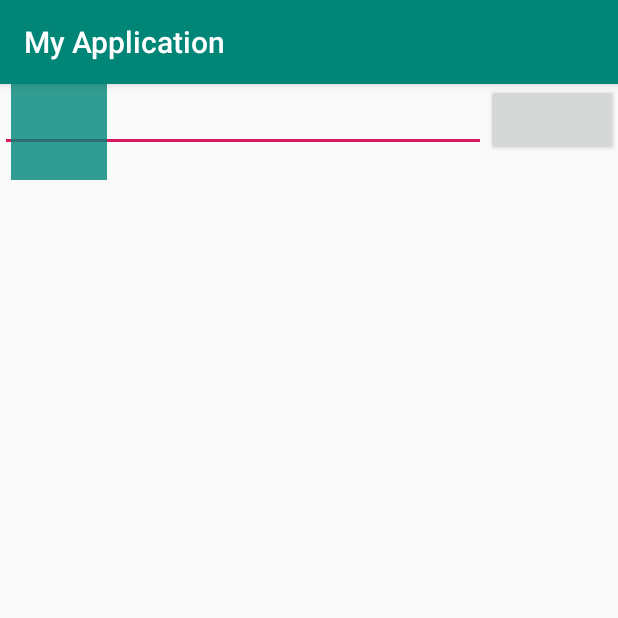
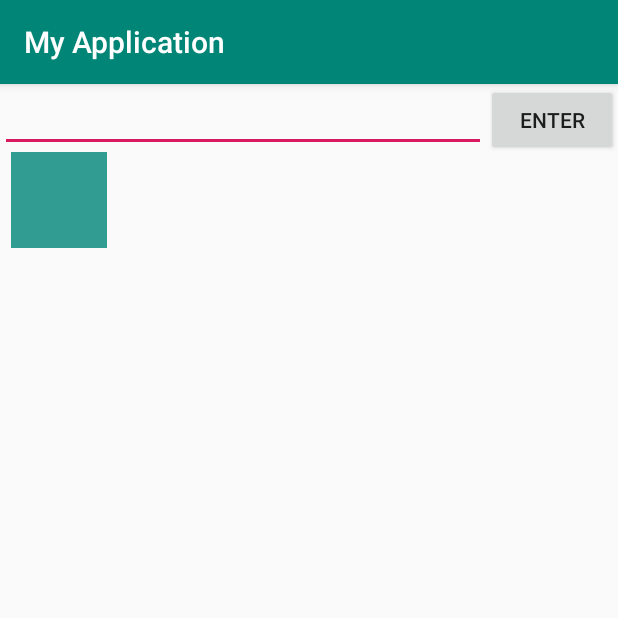
Before and after one commit to hswoo8/DevApplication, an Android app: the fragment MotionFeatureFragment placed in its activity, on a phone screen of 412 x 824 dp, the top half of it. Run offline under Robolectric (Android 15) with nearby library versions, the phone set to English and light mode, and no system bars; our stand-ins replace ButterKnife.

Commit message:
예제 추가

```diff
--- a/app/src/main/java/com/example/myapplication/feature/motion/MotionFeatureFragment.kt
+++ b/app/src/main/java/com/example/myapplication/feature/motion/MotionFeatureFragment.kt
@@ -1,5 +1,6 @@
 package com.example.myapplication.feature.motion
 
+import android.graphics.Color
 import android.os.Bundle
 import android.view.LayoutInflater
 import android.view.View
--- a/app/src/main/res/layout/activity_motion.xml
+++ b/app/src/main/res/layout/activity_motion.xml
@@ -15,6 +15,7 @@
 
     <Button
             android:id="@+id/enter"
+            android:text="enter"
             app:layout_constraintTop_toTopOf="parent"
             app:layout_constraintRight_toRightOf="parent"
             android:layout_width="wrap_content"
@@ -23,8 +24,9 @@
     <FrameLayout
             android:id="@+id/fragment_container"
             android:layout_width="match_parent"
-            android:layout_height="match_parent"
+            android:layout_height="0dp"
             app:layout_constraintTop_toBottomOf="@id/chapter_input"
+            app:layout_constraintBottom_toBottomOf="parent"
             />
 
 </androidx.constraintlayout.widget.ConstraintLayout>
--- a/app/src/main/res/layout/motion_01_basic.xml
+++ b/app/src/main/res/layout/motion_01_basic.xml
@@ -17,17 +17,13 @@
         xmlns:tools="http://schemas.android.com/tools"
         android:id="@+id/motionLayout"
         android:layout_width="match_parent"
-        android:layout_height="match_parent"
+        android:layout_height="wrap_content"
         app:layoutDescription="@xml/scene_01"
         tools:showPaths="true">
 
     <View
-            android:id="@id/button"
-            android:layout_width="64dp"
-            android:layout_height="64dp"
-            android:background="@color/colorAccent"
-            android:text="Button"
-            tools:layout_editor_absoluteX="127dp"
-            tools:layout_editor_absoluteY="230dp"/>
+            android:id="@+id/button"
+            android:layout_width="1dp"
+            android:layout_height="1dp"/>
 
 </androidx.constraintlayout.motion.widget.MotionLayout>
--- a/app/src/main/res/layout/motion_23_parallax.xml
+++ b/app/src/main/res/layout/motion_23_parallax.xml
@@ -2,7 +2,6 @@
 <com.example.myapplication.feature.motion.utils.ViewpagerHeader
         xmlns:android="http://schemas.android.com/apk/res/android"
         xmlns:app="http://schemas.android.com/apk/res-auto"
-        android:id="@+id/motionLayout"
         app:layoutDescription="@xml/scene_23"
         android:layout_width="match_parent"
         app:progress="0"
--- a/app/src/main/res/layout/motion_23_viewpager.xml
+++ b/app/src/main/res/layout/motion_23_viewpager.xml
@@ -5,14 +5,15 @@
         android:layout_width="match_parent"
         android:layout_height="match_parent">
 
-    <include layout="@layout/motion_23_parallax"/>
+    <include
+            layout="@layout/motion_23_parallax"
+            android:id="@+id/motionLayout"/>
 
     <com.google.android.material.tabs.TabLayout
             android:id="@+id/tabs"
             android:layout_width="match_parent"
             android:layout_height="wrap_content"
             app:layout_constraintTop_toBottomOf="@id/motionLayout">
-
     </com.google.android.material.tabs.TabLayout>
 
     <androidx.viewpager.widget.ViewPager
--- a/app/src/main/res/values/colors.xml
+++ b/app/src/main/res/values/colors.xml
@@ -12,5 +12,6 @@
     <color name="azure">#49A9DF</color>
     <color name="cerulean_blue">#137AE2</color>
     <color name="brown">#643A07</color>
+    <color name="white">#ffffffff</color>
 
 </resources>
--- a/app/src/main/res/xml/scene_01.xml
+++ b/app/src/main/res/xml/scene_01.xml
@@ -4,18 +4,17 @@
         xmlns:android="http://schemas.android.com/apk/res/android">
 
     <Transition
-            motion:constraintSetStart="@id/start"
-            motion:constraintSetEnd="@id/end"
+            motion:constraintSetStart="@id/start_constraint_set01"
+            motion:constraintSetEnd="@id/end_constraint_set01"
             motion:duration="1000">
         <OnSwipe
                 motion:touchAnchorId="@id/button"
                 motion:touchAnchorSide="right"
                 motion:dragDirection="dragRight"/>
-
     </Transition>
 
 
-    <ConstraintSet android:id="@+id/start">
+    <ConstraintSet android:id="@+id/start_constraint_set01">
         <Constraint
                 android:id="@id/button"
                 android:layout_width="64dp"
@@ -25,11 +24,15 @@
                 android:rotation="0"
                 motion:layout_constraintLeft_toLeftOf="parent"
                 motion:layout_constraintTop_toTopOf="parent">
-            <CustomAttribute motion:customColorValue="@color/colorPrimary" motion:attributeName="BackgroundColor"/>
+
+            <CustomAttribute
+                    motion:attributeName="BackgroundColor"
+                    motion:customColorValue="@color/colorPrimary"/>
+
         </Constraint>
     </ConstraintSet>
 
-    <ConstraintSet android:id="@+id/end">
+    <ConstraintSet android:id="@+id/end_constraint_set01">
         <Constraint
                 android:id="@id/button"
                 android:layout_width="64dp"
@@ -40,7 +43,9 @@
                 motion:layout_constraintBottom_toBottomOf="parent"
                 motion:layout_constraintRight_toRightOf="parent"
                 >
-            <CustomAttribute motion:customColorValue="@color/colorAccent" motion:attributeName="BackgroundColor"/>
+            <CustomAttribute
+                    motion:customColorValue="@color/colorAccent"
+                    motion:attributeName="BackgroundColor"/>
         </Constraint>
     </ConstraintSet>
 </MotionScene>
--- a/app/src/main/res/xml/scene_02.xml
+++ b/app/src/main/res/xml/scene_02.xml
@@ -5,7 +5,7 @@
 
     <Transition
             motion:constraintSetStart="@id/start"
-            motion:constraintSetEnd="@id/end"
+            motion:constraintSetEnd="@id/end_constraint_set01"
             motion:duration="1000">
         <OnSwipe
                 motion:touchAnchorId="@id/button"
@@ -27,7 +27,7 @@
                 motion:layout_constraintTop_toTopOf="parent"/>
     </ConstraintSet>
 
-    <ConstraintSet android:id="@+id/end">
+    <ConstraintSet android:id="@+id/end_constraint_set01">
         <Constraint
                 android:id="@id/button"
                 android:layout_width="64dp"
--- a/app/src/main/res/xml/scene_03.xml
+++ b/app/src/main/res/xml/scene_03.xml
@@ -5,7 +5,7 @@
 
     <Transition
             motion:constraintSetStart="@id/start"
-            motion:constraintSetEnd="@id/end"
+            motion:constraintSetEnd="@id/end_constraint_set01"
             motion:duration="1000">
         <OnSwipe
                 motion:touchAnchorId="@id/button"
@@ -30,7 +30,7 @@
         </Constraint>
     </ConstraintSet>
 
-    <ConstraintSet android:id="@+id/end">
+    <ConstraintSet android:id="@+id/end_constraint_set01">
         <Constraint
                 android:id="@id/button"
                 android:layout_width="64dp"
--- a/app/src/main/res/xml/scene_06.xml
+++ b/app/src/main/res/xml/scene_06.xml
@@ -17,7 +17,7 @@
 
     <Transition
             motion:constraintSetStart="@id/start"
-            motion:constraintSetEnd="@id/end"
+            motion:constraintSetEnd="@id/end_constraint_set01"
             motion:duration="1000"
             motion:motionInterpolator="linear">
         <OnSwipe
@@ -62,7 +62,7 @@
         </Constraint>
     </ConstraintSet>
 
-    <ConstraintSet android:id="@+id/end">
+    <ConstraintSet android:id="@+id/end_constraint_set01">
         <Constraint
                 android:id="@id/button"
                 android:layout_width="64dp"
--- a/app/src/main/res/xml/scene_07.xml
+++ b/app/src/main/res/xml/scene_07.xml
@@ -17,7 +17,7 @@
 
     <Transition
             motion:constraintSetStart="@+id/start"
-            motion:constraintSetEnd="@+id/end"
+            motion:constraintSetEnd="@+id/end_constraint_set01"
             motion:duration="1000"
             motion:motionInterpolator="linear">
         <OnSwipe
@@ -41,7 +41,7 @@
             </Constraint>
         </ConstraintSet>
 
-        <ConstraintSet android:id="@+id/end">
+        <ConstraintSet android:id="@+id/end_constraint_set01">
             <Constraint
                     android:id="@id/button"
                     android:layout_width="64dp"
--- a/app/src/main/res/xml/scene_09.xml
+++ b/app/src/main/res/xml/scene_09.xml
@@ -17,7 +17,7 @@
 
     <Transition
             motion:constraintSetStart="@id/start"
-            motion:constraintSetEnd="@id/end"
+            motion:constraintSetEnd="@id/end_constraint_set01"
             motion:duration="1000"
             motion:motionInterpolator="linear">
         <OnSwipe
@@ -25,7 +25,7 @@
                 motion:touchAnchorSide="bottom"
                 motion:dragDirection="dragUp" />
 
-        <ConstraintSet android:id="@+id/end">
+        <ConstraintSet android:id="@+id/end_constraint_set01">
             <Constraint
                     android:id="@id/background"
                     android:layout_width="match_parent"
--- a/app/src/main/res/xml/scene_14.xml
+++ b/app/src/main/res/xml/scene_14.xml
@@ -5,7 +5,7 @@
 
     <Transition
             motion:constraintSetStart="@+id/start"
-            motion:constraintSetEnd="@+id/end"
+            motion:constraintSetEnd="@+id/end_constraint_set01"
             motion:duration="250"
             motion:motionInterpolator="linear">
         <OnSwipe
@@ -30,7 +30,7 @@
                     motion:layout_constraintTop_toTopOf="parent"/>
         </ConstraintSet>
 
-        <ConstraintSet android:id="@+id/end">
+        <ConstraintSet android:id="@+id/end_constraint_set01">
             <Constraint
                     android:id="@id/button"
                     android:layout_width="200dp"
--- a/app/src/main/res/xml/scene_15.xml
+++ b/app/src/main/res/xml/scene_15.xml
@@ -5,7 +5,7 @@
 
     <Transition
             motion:constraintSetStart="@+id/start"
-            motion:constraintSetEnd="@+id/end"
+            motion:constraintSetEnd="@+id/end_constraint_set01"
             motion:duration="1000"
             motion:motionInterpolator="linear">
 
@@ -49,7 +49,7 @@
                     motion:layout_constraintBottom_toBottomOf="parent"/>
         </ConstraintSet>
 
-        <ConstraintSet android:id="@+id/end">
+        <ConstraintSet android:id="@+id/end_constraint_set01">
             <Constraint
                     android:id="@id/mountains"
                     android:layout_width="match_parent"
```
Also changed, not shown: app/src/main/java/com/example/myapplication/feature/motion/MotionActivity.kt (+9 -7 lines), app/src/main/res/layout/layout_01_basic_end.xml (added, +7 -0 lines), app/src/main/res/layout/layout_01_basic_start.xml (added, +7 -0 lines), app/src/main/res/xml/scene_05.xml (+5 -4 lines), app/src/main/res/xml/scene_23.xml (+9 -5 lines).
